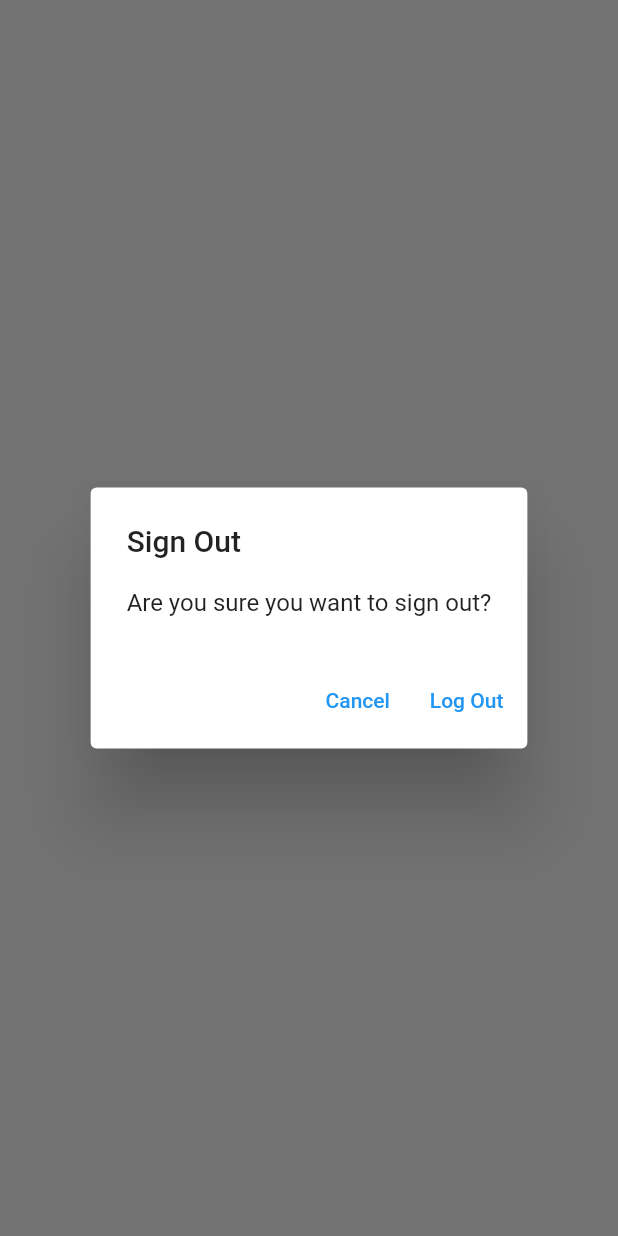
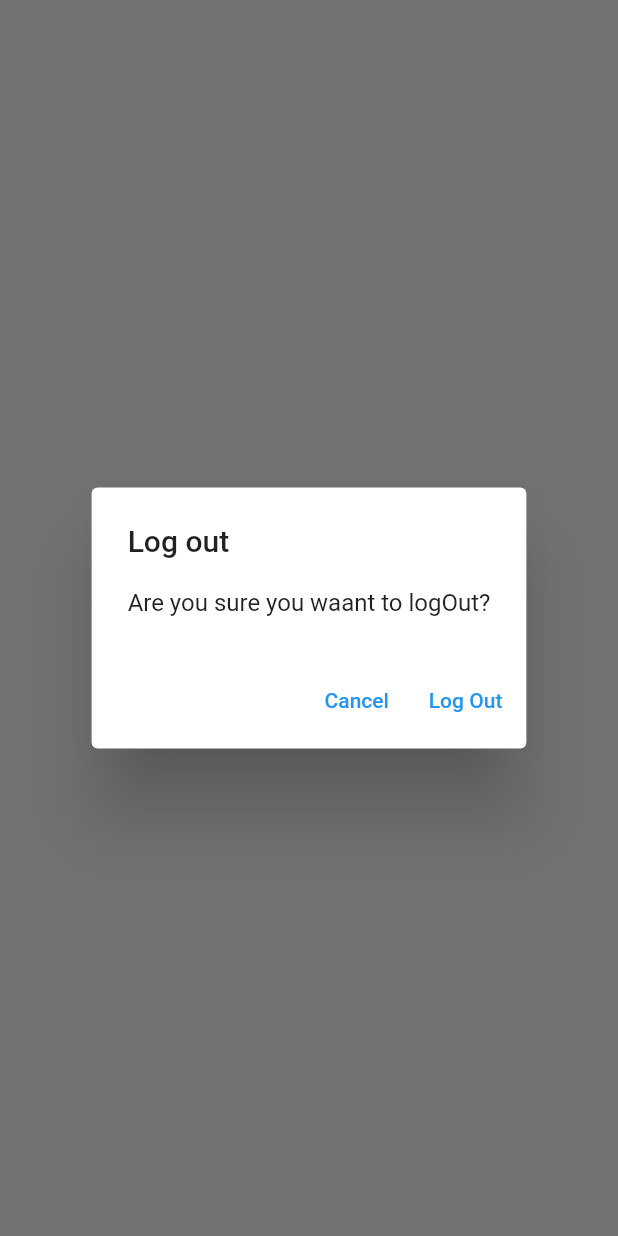
Before and after one commit to bungongtoto/mynotes, a Flutter app: what showLogOutDialog() shows on an empty page, opened directly, on a phone screen of 412 x 824 dp. Run offline on Flutter 3.47's test engine with Material 2 defaults, Android fonts, the phone set to English and light mode, and no system bars; our stand-ins replace firebase_auth, firebase_core, sqflite; accounts and stored records are empty; network calls fail.

Commit message:
delete note

```diff
--- /dev/null
+++ b/lib/utilities/dialogs/generic_dialog.dart
@@ -0,0 +1,34 @@
+import 'package:flutter/material.dart';
+
+typedef DialogOptionBuilder<T> = Map<String, T?> Function();
+
+Future<T?> showGenericDialog<T>({
+  required BuildContext context,
+  required String title,
+  required String content,
+  required DialogOptionBuilder optionsBuilder,
+}) {
+  final options = optionsBuilder();
+  return showDialog<T>(
+    context: context,
+    builder: (context) {
+      return AlertDialog(
+        title: Text(title),
+        content: Text(content),
+        actions: options.keys.map((optionTitle) {
+          final T value = options[optionTitle];
+          return TextButton(
+            onPressed: () {
+              if (value != null) {
+                Navigator.of(context).pop(value);
+              } else {
+                Navigator.of(context).pop();
+              }
+            },
+            child: Text(optionTitle),
+          );
+        }).toList(),
+      );
+    },
+  );
+}
--- /dev/null
+++ b/lib/utilities/dialogs/logout_dialog.dart
@@ -0,0 +1,14 @@
+import 'package:flutter/material.dart';
+import 'package:mynotes/utilities/dialogs/generic_dialog.dart';
+
+Future<bool> showLogOutDialog(BuildContext context) {
+  return showGenericDialog<bool>(
+    context: context,
+    title: 'Log out',
+    content: 'Are you sure you waant to logOut?',
+    optionsBuilder: () => {
+      'Cancel': false,
+      'Log Out': true,
+    },
+  ).then((value) => value ?? false);
+}
--- a/lib/views/login_view.dart
+++ b/lib/views/login_view.dart
@@ -2,7 +2,7 @@ import 'package:flutter/material.dart';
 import 'package:mynotes/constants/routes.dart';
 import 'package:mynotes/services/auth/auth_exceptions.dart';
 import 'package:mynotes/services/auth/auth_service.dart';
-import '../utilities/show_error_dialog.dart';
+import '../utilities/dialogs/error_dialog.dart';
 
 class LoginView extends StatefulWidget {
   const LoginView({super.key});
--- a/lib/views/notes/notes_view.dart
+++ b/lib/views/notes/notes_view.dart
@@ -2,8 +2,10 @@ import 'package:flutter/material.dart';
 import 'package:mynotes/constants/routes.dart';
 import 'package:mynotes/services/auth/auth_service.dart';
 import 'package:mynotes/services/crud/notes_services.dart';
+import 'package:mynotes/views/notes/notes_list_view.dart';
 
 import '../../enms/menu_action.dart';
+import '../../utilities/dialogs/logout_dialog.dart';
 
 class NotesView extends StatefulWidget {
   const NotesView({super.key});
@@ -71,18 +73,10 @@ class _NotesViewState extends State<NotesView> {
                     case ConnectionState.active:
                       if (snapshot.hasData) {
                         final allNotes = snapshot.data as List<DatabaseNote>;
-                        return ListView.builder(
-                          itemCount: allNotes.length,
-                          itemBuilder: (context, index) {
-                            final note = allNotes[index];
-                            return ListTile(
-                              title: Text(
-                                note.text,
-                                maxLines: 1,
-                                softWrap: true,
-                                overflow: TextOverflow.ellipsis,
-                              ),
-                            );
+                        return NotesListView(
+                          notes: allNotes,
+                          onDeleteNote: (note) async {
+                            await _notesService.deleteNote(id: note.id);
                           },
                         );
                       } else {
@@ -103,29 +97,3 @@ class _NotesViewState extends State<NotesView> {
     );
   }
 }
-
-Future<bool> showLogOutDialog(BuildContext context) {
-  return showDialog<bool>(
-    context: context,
-    builder: (context) {
-      return AlertDialog(
-        title: const Text('Sign Out'),
-        content: const Text('Are you sure you want to sign out?'),
-        actions: [
-          TextButton(
-            onPressed: () {
-              Navigator.of(context).pop(false);
-            },
-            child: const Text('Cancel'),
-          ),
-          TextButton(
-            onPressed: () {
-              Navigator.of(context).pop(true);
-            },
-            child: const Text('Log Out'),
-          ),
-        ],
-      );
-    },
-  ).then((value) => value ?? false);
-}
--- a/lib/views/register_view.dart
+++ b/lib/views/register_view.dart
@@ -2,7 +2,8 @@ import 'package:flutter/material.dart';
 import 'package:mynotes/constants/routes.dart';
 import 'package:mynotes/services/auth/auth_exceptions.dart';
 import 'package:mynotes/services/auth/auth_service.dart';
-import 'package:mynotes/utilities/show_error_dialog.dart';
+
+import '../utilities/dialogs/error_dialog.dart';
 
 class RegisterView extends StatefulWidget {
   const RegisterView({super.key});
```
Also changed, not shown: lib/utilities/dialogs/delete_dialog.dart (added, +15 -0 lines), lib/utilities/dialogs/error_dialog.dart (added, +16 -0 lines), lib/utilities/show_error_dialog.dart (deleted, +0 -24 lines), lib/views/notes/notes_list_view.dart (added, +44 -0 lines).
